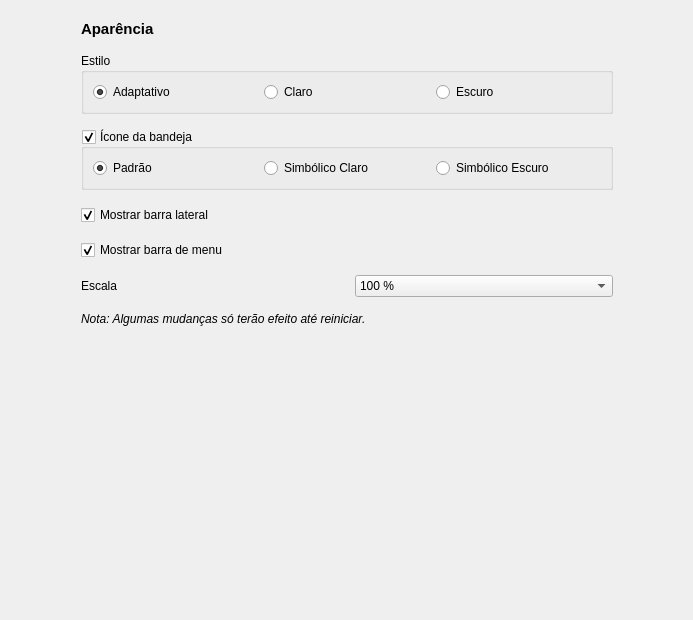
rafatosta/zapzap, file zapzap/ui/ui_page_appearance.ui: the form before one commit.
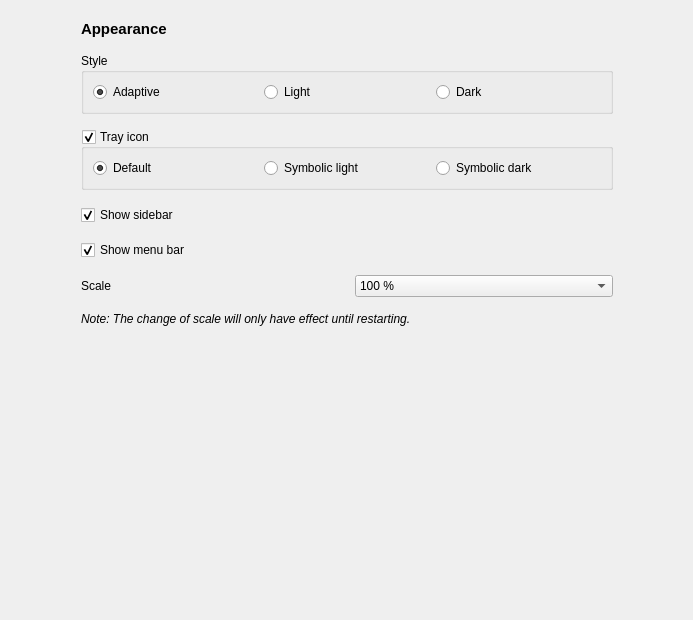
The form after the commit.

What changed in the file:
```diff
--- a/zapzap/ui/ui_page_appearance.ui
+++ b/zapzap/ui/ui_page_appearance.ui
@@ -56,20 +56,20 @@
            </font>
           </property>
           <property name="text">
-           <string>Aparência</string>
+           <string>Appearance</string>
           </property>
          </widget>
         </item>
         <item>
          <widget class="QGroupBox" name="style_groupBox">
           <property name="title">
-           <string>Estilo</string>
+           <string>Style</string>
           </property>
           <layout class="QGridLayout" name="gridLayout">
            <item row="0" column="0">
             <widget class="QRadioButton" name="theme_auto_radioButton">
              <property name="text">
-              <string>Adaptativo</string>
+              <string>Adaptive</string>
              </property>
              <property name="checked">
               <bool>true</bool>
@@ -79,14 +79,14 @@
            <item row="0" column="1">
             <widget class="QRadioButton" name="theme_light_radioButton">
              <property name="text">
-              <string>Claro</string>
+              <string>Light</string>
              </property>
             </widget>
            </item>
            <item row="0" column="2">
             <widget class="QRadioButton" name="theme_dark_radioButton">
              <property name="text">
-              <string>Escuro</string>
+              <string>Dark</string>
              </property>
             </widget>
            </item>
@@ -96,7 +96,7 @@
         <item>
          <widget class="QGroupBox" name="tray_groupBox">
           <property name="title">
-           <string>Ícone da bandeja</string>
+           <string>Tray icon</string>
           </property>
           <property name="checkable">
            <bool>true</bool>
@@ -105,7 +105,7 @@
            <item row="0" column="0">
             <widget class="QRadioButton" name="tray_default_radioButton">
              <property name="text">
-              <string>Padrão</string>
+              <string>Default</string>
              </property>
              <property name="checked">
               <bool>true</bool>
@@ -115,14 +115,14 @@
            <item row="0" column="1">
             <widget class="QRadioButton" name="tray_slight_radioButton">
              <property name="text">
-              <string>Simbólico Claro</string>
+              <string>Symbolic light</string>
              </property>
             </widget>
            </item>
            <item row="0" column="2">
             <widget class="QRadioButton" name="tray_sdark_radioButton">
              <property name="text">
-              <string>Simbólico Escuro</string>
+              <string>Symbolic dark</string>
              </property>
             </widget>
            </item>
@@ -132,7 +132,7 @@
         <item>
          <widget class="QCheckBox" name="browser_sidebar">
           <property name="text">
-           <string>Mostrar barra lateral</string>
+           <string>Show sidebar</string>
           </property>
           <property name="checked">
            <bool>true</bool>
@@ -142,7 +142,7 @@
         <item>
          <widget class="QCheckBox" name="mainwindow_menu">
           <property name="text">
-           <string>Mostrar barra de menu</string>
+           <string>Show menu bar</string>
           </property>
           <property name="checked">
            <bool>true</bool>
@@ -154,7 +154,7 @@
           <item row="0" column="0">
            <widget class="QLabel" name="scaleLabel">
             <property name="text">
-             <string>Escala</string>
+             <string>Scale</string>
             </property>
            </widget>
           </item>
@@ -197,7 +197,7 @@
            </font>
           </property>
           <property name="text">
-           <string>Nota: Algumas mudanças só terão efeito até reiniciar.</string>
+           <string>Note: The change of scale will only have effect until restarting.</string>
           </property>
          </widget>
         </item>
```
